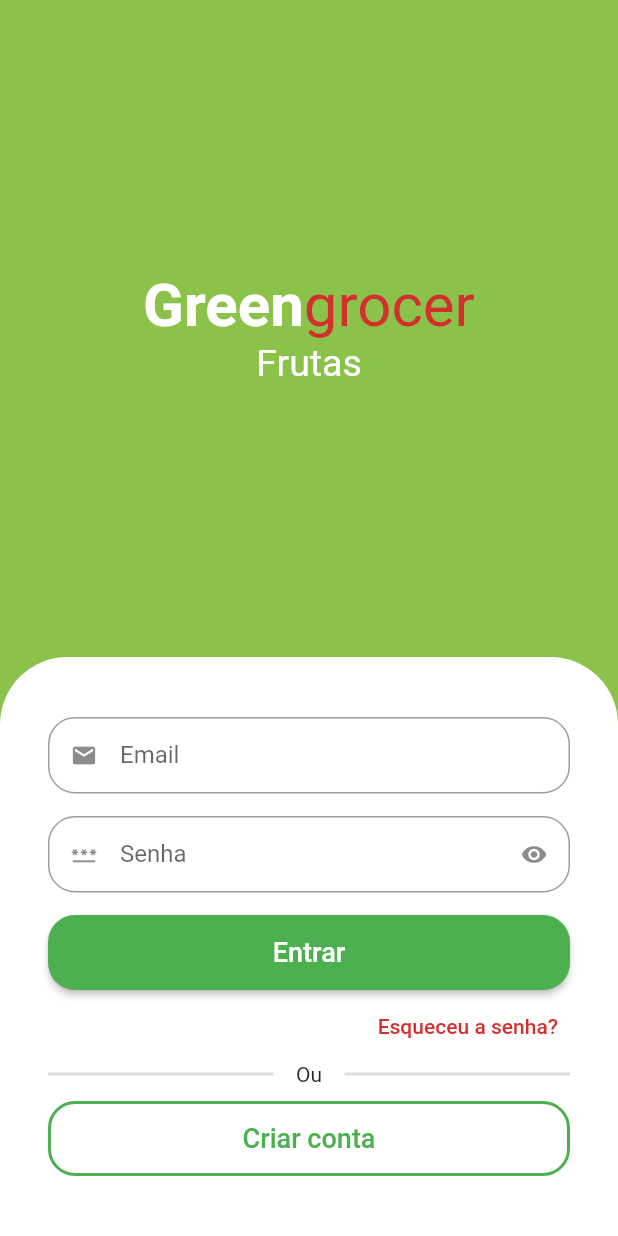
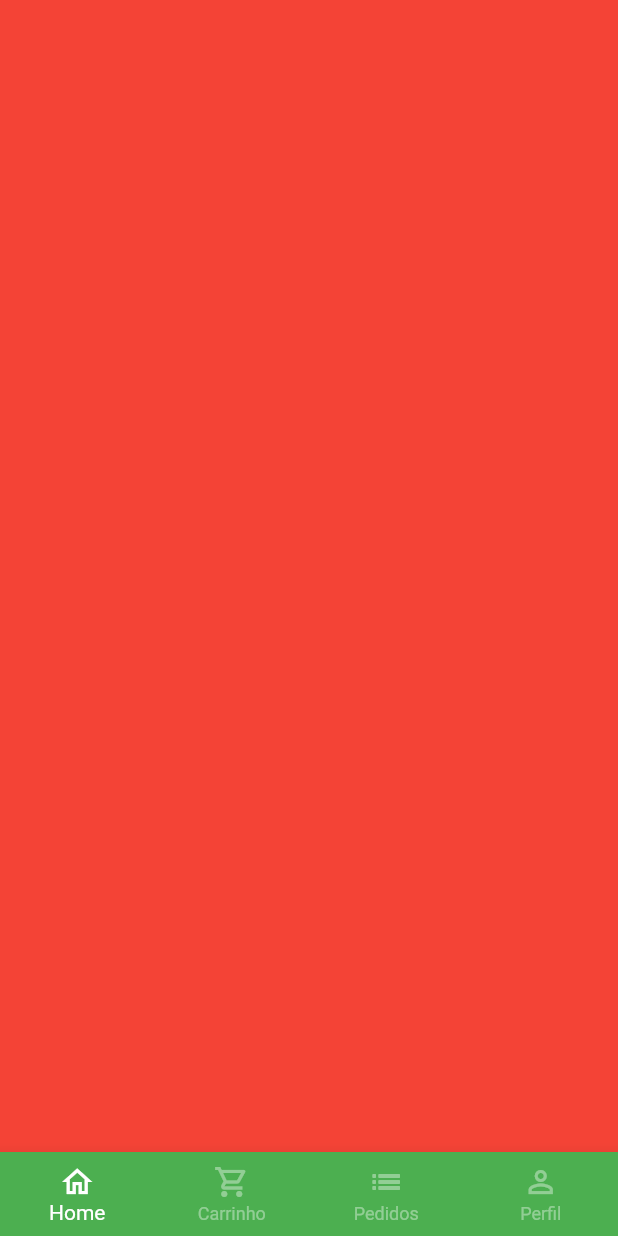
Before and after one commit to WevertonCouto/GreenGrocer-App, a Flutter app: the SignInScreen screen opened directly, after a tap on "Entrar", on a phone screen of 412 x 824 dp. Run offline on Flutter 3.47's test engine with Material 2 defaults, Android fonts, the phone set to English and light mode, and no system bars; drawn by our look-alikes of animated_text_kit; our stand-ins replace mask_text_input_formatter.

Commit message:
add base screen

```diff
--- a/lib/main.dart
+++ b/lib/main.dart
@@ -16,7 +16,7 @@ class MyApp extends StatelessWidget {
         primarySwatch: Colors.green,
       ),
       debugShowCheckedModeBanner: false,
-      home: Container(),
+      home: SignInScreen(),
     );
   }
 }
--- a/lib/src/auth/sign_in_screen.dart
+++ b/lib/src/auth/sign_in_screen.dart
@@ -2,6 +2,7 @@ import 'package:animated_text_kit/animated_text_kit.dart';
 import 'package:flutter/material.dart';
 import 'package:green_grocer/src/auth/components/custom_text_field.dart';
 import 'package:green_grocer/src/auth/sign_up_screen.dart';
+import 'package:green_grocer/src/base/base_screen.dart';
 import 'package:green_grocer/src/config/custom_colors.dart';
 
 class SignInScreen extends StatelessWidget {
@@ -82,7 +83,11 @@ class SignInScreen extends StatelessWidget {
                           style: ElevatedButton.styleFrom(
                               shape: RoundedRectangleBorder(
                                   borderRadius: BorderRadius.circular(18))),
-                          onPressed: () {},
+                          onPressed: () {
+                            Navigator.of(context).pushReplacement(
+                                MaterialPageRoute(
+                                    builder: (context) => BaseScreen()));
+                          },
                           child: const Text(
                             'Entrar',
                             style: TextStyle(fontSize: 18),
--- /dev/null
+++ b/lib/src/base/base_screen.dart
@@ -0,0 +1,57 @@
+import 'package:flutter/material.dart';
+
+class BaseScreen extends StatefulWidget {
+  const BaseScreen({super.key});
+
+  @override
+  State<BaseScreen> createState() => _BaseScreenState();
+}
+
+class _BaseScreenState extends State<BaseScreen> {
+  int currentIndex = 0;
+  final pageController = PageController();
+
+  @override
+  Widget build(BuildContext context) {
+    return Scaffold(
+      body: PageView(
+        physics: const NeverScrollableScrollPhysics(),
+        controller: pageController,
+        children: [
+          Container(
+            color: Colors.red,
+          ),
+          Container(
+            color: Colors.yellow,
+          ),
+          Container(
+            color: Colors.blue,
+          ),
+          Container(
+            color: Colors.purple,
+          )
+        ],
+      ),
+      bottomNavigationBar: BottomNavigationBar(
+          currentIndex: currentIndex,
+          onTap: (index) => setState(() {
+                currentIndex = index;
+                pageController.jumpToPage(currentIndex);
+              }),
+          type: BottomNavigationBarType.fixed,
+          backgroundColor: Colors.green,
+          selectedItemColor: Colors.white,
+          unselectedItemColor: Colors.white.withAlpha(100),
+          items: const [
+            BottomNavigationBarItem(
+                icon: Icon(Icons.home_outlined), label: 'Home'),
+            BottomNavigationBarItem(
+                icon: Icon(Icons.shopping_cart_outlined), label: 'Carrinho'),
+            BottomNavigationBarItem(
+                icon: Icon(Icons.list_outlined), label: 'Pedidos'),
+            BottomNavigationBarItem(
+                icon: Icon(Icons.person_outline), label: 'Perfil'),
+          ]),
+    );
+  }
+}
```
